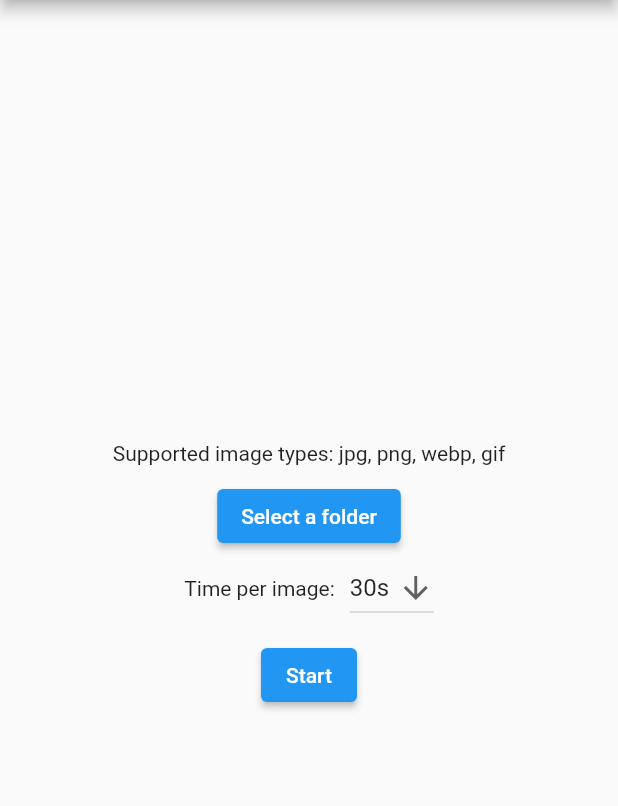
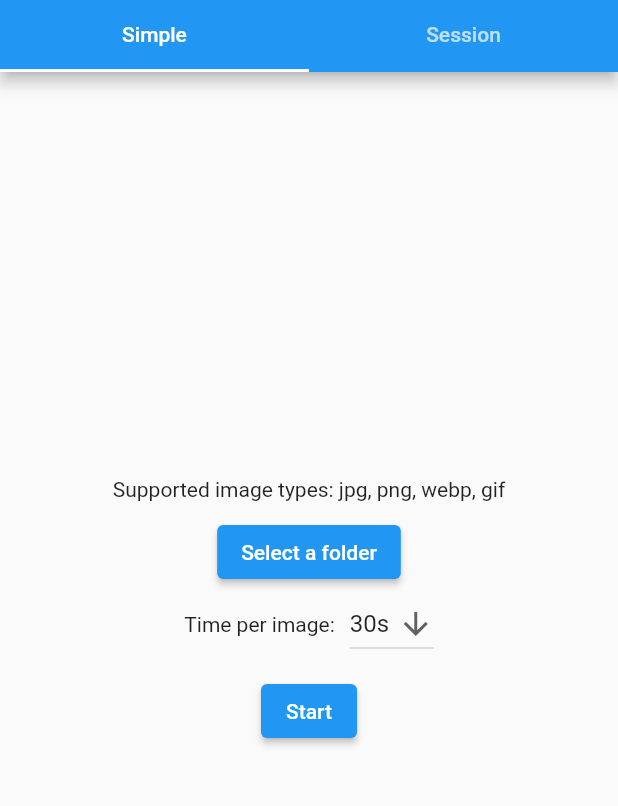
Before and after one commit to greymatcha/figure-drawing, a Flutter app: the screen it shows after launch, on a phone screen of 412 x 824 dp, the part 84-890 px from its top. Run offline on Flutter 3.47's test engine with Material 2 defaults, Android fonts, the phone set to English and light mode, and no system bars; our stand-ins replace file_picker.

Commit message:
feature: start with session scheduler

```diff
--- a/lib/pages/display.dart
+++ b/lib/pages/display.dart
@@ -243,8 +243,8 @@ class _DisplayPageState extends State<DisplayPage> {
                       top: 12,
                       right: 12,
                       child: menuState.showTimer ?
-                          Text("$_start") :
-                          const SizedBox.shrink(),
+                        Text("$_start") :
+                        const SizedBox.shrink(),
                     ),
                   ],
                 ),
--- a/lib/pages/home.dart
+++ b/lib/pages/home.dart
@@ -27,14 +27,48 @@ class _HomePageState extends State<HomePage> {
   bool hasSelected = false;
 
   int timerValue = 30;
+  List<Object> sessionData = [
+    {
+      "key": "dawdaw",
+      "type": "break",
+      "isBreak": false,
+      "imageAmount": 10,
+      "timePerImage": 30
+    }
+  ];
 
   @override
   Widget build(BuildContext context) {
-    return Scaffold(
+    return DefaultTabController(
+      initialIndex: 0,
+      length: 2,
+      child: Scaffold(
         appBar: AppBar(
           title: const Text('Figure drawing'),
+          bottom: TabBar(
+            tabs: <Widget>[
+              Tab(
+                child: Row(
+                  mainAxisAlignment: MainAxisAlignment.center,
+                  children: const [
+                    Text("Simple")
+                  ],
                 ),
-      body: Center(
+              ),
+              Tab(
+                child: Row(
+                  mainAxisAlignment: MainAxisAlignment.center,
+                  children: const [
+                    Text("Session")
+                  ],
+                ),
+              ),
+            ],
+          ),
+        ),
+        body: TabBarView(
+            children: [
+              Center(
                 child: Column(
                   mainAxisAlignment: MainAxisAlignment.center,
                   children: <Widget>[
@@ -106,6 +140,56 @@ class _HomePageState extends State<HomePage> {
                   ],
                 )
             ),
+              Center(
+                child: Column(
+                  children: [
+                    const SizedBox(height: 24),
+                    Expanded(
+                      child: ReorderableListView(
+                        header: const Text("Create a session"),
+                        padding: const EdgeInsets.symmetric(horizontal: 40),
+                        footer: Column(
+                          children: [
+                            ElevatedButton(
+                              onPressed: () {},
+                              style: ElevatedButton.styleFrom(
+                                maximumSize: const Size(120, 500),
+                                padding: EdgeInsets.fromLTRB(4, 18, 4, 18),
+                              ),
+                              child: Row(
+                                mainAxisAlignment: MainAxisAlignment.center,
+                                children: const [
+                                  Icon(Icons.add),
+                                  SizedBox(width: 4),
+                                  Text("Add item")
+                                ],
+                              )
+                            ),
+                          ],
+                        ),
+                        children: [
+                          ListTile(
+                            key: Key("1"),
+                            title: Text("hi"),
+                            trailing: Row(
+                              mainAxisSize: MainAxisSize.min,
+                              children: [
+                                IconButton(onPressed: () {}, icon: Icon(Icons.edit)),
+                                IconButton(onPressed: () {}, icon: Icon(Icons.delete_outline)),
+                                SizedBox(width: 32),
+                              ],
+                            )
+                          )
+                        ],
+                        onReorder: (int oldIndex, int newIndex) {}
+                      )
+                    ),
+                  ]
+                ),
+              )
+          ]
+        )
+      )
     );
   }
 }
```
Lines whose indentation alone changed are shown as unchanged.
